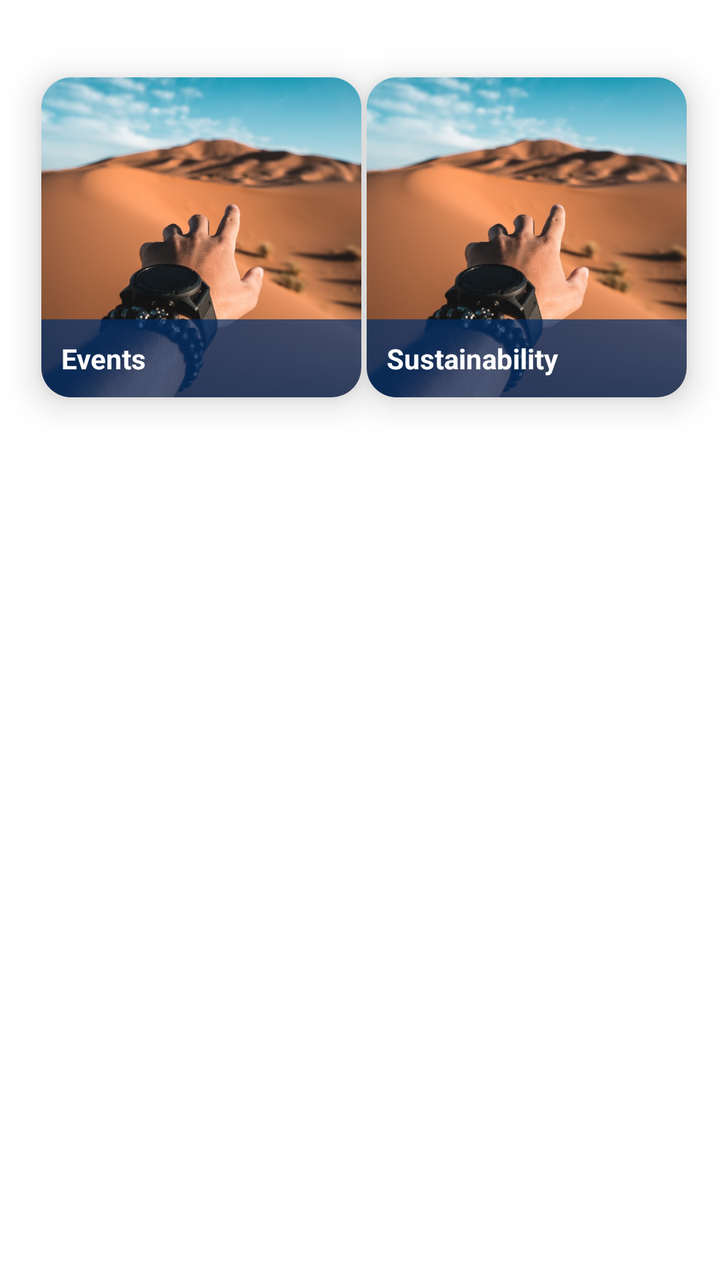
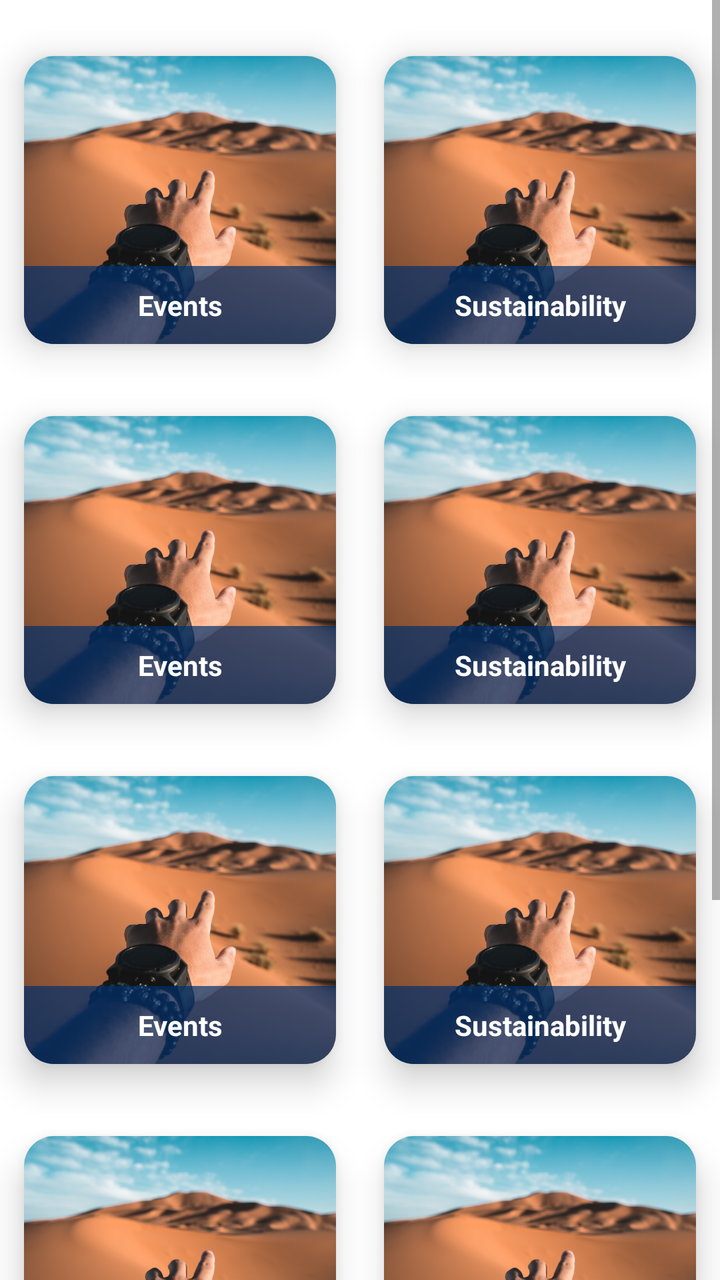

Compare the two renders of this Android layout. The source of the first and the diff that turns it into the second are given below.
<!-- AndroidManifest.xml: application theme Theme.CampusGuidebookTemplate -->
<!-- res/layout/fragment_home.xml -->
<?xml version="1.0" encoding="utf-8"?>
<LinearLayout xmlns:android="http://schemas.android.com/apk/res/android"
    xmlns:app="http://schemas.android.com/apk/res-auto"
    xmlns:tools="http://schemas.android.com/tools"
    android:layout_width="match_parent"
    android:layout_height="match_parent"
    tools:context=".ui.home.HomeFragment">

    <androidx.constraintlayout.widget.ConstraintLayout
        android:layout_width="match_parent"
        android:layout_height="match_parent">

        <androidx.cardview.widget.CardView
            android:id="@+id/cardView6"
            android:layout_width="wrap_content"
            android:layout_height="wrap_content"
            android:layout_marginStart="4dp"
            android:layout_marginTop="16dp"
            app:cardBackgroundColor="@color/white"
            app:cardCornerRadius="15dp"
            app:cardElevation="10dp"
            app:cardMaxElevation="12dp"
            app:cardPreventCornerOverlap="true"
            app:cardUseCompatPadding="true"
            app:layout_constraintStart_toStartOf="parent"
            app:layout_constraintTop_toTopOf="parent">

            <ImageView
                android:layout_width="160dp"
                android:layout_height="160dp"
                android:layout_gravity="center"
                android:scaleType="centerCrop"
                android:src="@drawable/img" />

            <TextView
                android:layout_width="160dp"
                android:layout_height="wrap_content"
                android:layout_gravity="bottom|center_horizontal"
                android:background="#B3002F6C"
                android:padding="10dp"
                android:text="Events"
                android:textColor="@color/white"
                android:textStyle="bold" />
        </androidx.cardview.widget.CardView>

        <androidx.cardview.widget.CardView
            android:id="@+id/cardView5"
            android:layout_width="wrap_content"
            android:layout_height="wrap_content"
            app:cardBackgroundColor="@color/white"
            app:cardCornerRadius="15dp"
            app:cardElevation="10dp"
            app:cardMaxElevation="12dp"
            app:cardPreventCornerOverlap="true"
            app:cardUseCompatPadding="true"
            app:layout_constraintEnd_toEndOf="parent"
            app:layout_constraintHorizontal_bias="1.0"
            app:layout_constraintStart_toEndOf="@+id/cardView6"
            app:layout_constraintTop_toTopOf="@+id/cardView6">

            <ImageView
                android:layout_width="160dp"
                android:layout_height="160dp"
                android:layout_gravity="center"
                android:scaleType="centerCrop"
                android:src="@drawable/img" />

            <TextView
                android:layout_width="160dp"
                android:layout_height="wrap_content"
                android:layout_gravity="bottom|center_horizontal"
                android:background="#B3002F6C"
                android:padding="10dp"
                android:text="Sustainability"
                android:textColor="@color/white"
                android:textStyle="bold" />
        </androidx.cardview.widget.CardView>
    </androidx.constraintlayout.widget.ConstraintLayout>
</LinearLayout>
<!-- resources referenced by this layout -->
<resources>
  <color name="white">#FFFFFFFF</color>
  <!-- drawable img: png bitmap (drawable-v24, 662132 bytes) -->
  <style name="Theme.CampusGuidebookTemplate" parent="Theme.MaterialComponents.DayNight.DarkActionBar">
          
          <item name="colorPrimary">@color/purple_500</item>
          <item name="colorPrimaryVariant">@color/purple_700</item>
          <item name="colorOnPrimary">@color/white</item>
          
          <item name="colorSecondary">@color/teal_200</item>
          <item name="colorSecondaryVariant">@color/teal_700</item>
          <item name="colorOnSecondary">@color/black</item>
          
          <item name="android:statusBarColor" tools:targetApi="l">?attr/colorPrimaryVariant</item>
          
      </style>
  <color name="purple_500">#FF6200EE</color>
  <color name="purple_700">#FF3700B3</color>
  <color name="teal_200">#FF03DAC5</color>
  <color name="teal_700">#FF018786</color>
  <color name="black">#FF000000</color>
</resources>

<!-- the commit's change to res/layout/fragment_home.xml (unified diff, before → after) -->
@@ -1,79 +1,325 @@
 <?xml version="1.0" encoding="utf-8"?>
-<LinearLayout xmlns:android="http://schemas.android.com/apk/res/android"
+<ScrollView xmlns:android="http://schemas.android.com/apk/res/android"
     xmlns:app="http://schemas.android.com/apk/res-auto"
     xmlns:tools="http://schemas.android.com/tools"
     android:layout_width="match_parent"
     android:layout_height="match_parent"
     tools:context=".ui.home.HomeFragment">
 
-    <androidx.constraintlayout.widget.ConstraintLayout
+    <GridLayout
         android:layout_width="match_parent"
-        android:layout_height="match_parent">
+        android:layout_height="wrap_content"
+        android:layout_marginTop="10sp"
+        android:rowCount="2"
+        android:columnCount="2">
+
+        <androidx.cardview.widget.CardView
+            android:id="@+id/cardView1"
+            android:layout_width="160dp"
+            android:layout_height="180dp"
+            android:layout_rowWeight="1"
+            android:layout_columnWeight="1"
+            app:cardCornerRadius="15dp"
+            app:cardElevation="10dp"
+            app:cardMaxElevation="12dp"
+            app:cardPreventCornerOverlap="false"
+            app:cardUseCompatPadding="true">
+
+            <ImageView
+                android:layout_width="wrap_content"
+                android:layout_height="wrap_content"
+                android:layout_gravity="center"
+                android:scaleType="centerCrop"
+                android:src="@drawable/img" />
+
+            <TextView
+                android:layout_width="match_parent"
+                android:layout_height="wrap_content"
+                android:layout_gravity="bottom|center_horizontal"
+                android:background="#B3002F6C"
+                android:padding="10dp"
+                android:text="Events"
+                android:textAlignment="center"
+                android:textColor="@color/white"
+                android:textStyle="bold" />
+        </androidx.cardview.widget.CardView>
+
+        <androidx.cardview.widget.CardView
+            android:id="@+id/cardView2"
+            android:layout_width="160dp"
+            android:layout_height="180dp"
+            android:layout_rowWeight="1"
+            android:layout_columnWeight="1"
+            app:cardCornerRadius="15dp"
+            app:cardElevation="10dp"
+            app:cardMaxElevation="12dp"
+            app:cardPreventCornerOverlap="false"
+            app:cardUseCompatPadding="true">
+
+            <ImageView
+                android:layout_width="wrap_content"
+                android:layout_height="wrap_content"
+                android:layout_gravity="center"
+                android:scaleType="centerCrop"
+                android:src="@drawable/img" />
+
+            <TextView
+                android:layout_width="match_parent"
+                android:layout_height="wrap_content"
+                android:layout_gravity="bottom|center_horizontal"
+                android:background="#B3002F6C"
+                android:padding="10dp"
+                android:text="Sustainability"
+                android:textAlignment="center"
+                android:textColor="@color/white"
+                android:textStyle="bold" />
+        </androidx.cardview.widget.CardView>
+        <androidx.cardview.widget.CardView
+            android:id="@+id/cardView3"
+            android:layout_width="160dp"
+            android:layout_height="180dp"
+            android:layout_rowWeight="1"
+            android:layout_columnWeight="1"
+            app:cardCornerRadius="15dp"
+            app:cardElevation="10dp"
+            app:cardMaxElevation="12dp"
+            app:cardPreventCornerOverlap="false"
+            app:cardUseCompatPadding="true">
+
+            <ImageView
+                android:layout_width="wrap_content"
+                android:layout_height="wrap_content"
+                android:layout_gravity="center"
+                android:scaleType="centerCrop"
+                android:src="@drawable/img" />
+
+            <TextView
+                android:layout_width="match_parent"
+                android:layout_height="wrap_content"
+                android:layout_gravity="bottom|center_horizontal"
+                android:background="#B3002F6C"
+                android:padding="10dp"
+                android:text="Events"
+                android:textAlignment="center"
+                android:textColor="@color/white"
+                android:textStyle="bold" />
+        </androidx.cardview.widget.CardView>
+
+        <androidx.cardview.widget.CardView
+            android:id="@+id/cardView4"
+            android:layout_width="160dp"
+            android:layout_height="180dp"
+            android:layout_rowWeight="1"
+            android:layout_columnWeight="1"
+            app:cardCornerRadius="15dp"
+            app:cardElevation="10dp"
+            app:cardMaxElevation="12dp"
+            app:cardPreventCornerOverlap="false"
+            app:cardUseCompatPadding="true">
+
+            <ImageView
+                android:layout_width="wrap_content"
+                android:layout_height="wrap_content"
+                android:layout_gravity="center"
+                android:scaleType="centerCrop"
+                android:src="@drawable/img" />
+
+            <TextView
+                android:layout_width="match_parent"
+                android:layout_height="wrap_content"
+                android:layout_gravity="bottom|center_horizontal"
+                android:background="#B3002F6C"
+                android:padding="10dp"
+                android:text="Sustainability"
+                android:textAlignment="center"
+                android:textColor="@color/white"
+                android:textStyle="bold" />
+        </androidx.cardview.widget.CardView>
+
+        <androidx.cardview.widget.CardView
+            android:id="@+id/cardView5"
+            android:layout_width="160dp"
+            android:layout_height="180dp"
+            android:layout_rowWeight="1"
+            android:layout_columnWeight="1"
+            app:cardCornerRadius="15dp"
+            app:cardElevation="10dp"
+            app:cardMaxElevation="12dp"
+            app:cardPreventCornerOverlap="false"
+            app:cardUseCompatPadding="true">
+
+            <ImageView
+                android:layout_width="wrap_content"
+                android:layout_height="wrap_content"
+                android:layout_gravity="center"
+                android:scaleType="centerCrop"
+                android:src="@drawable/img" />
+
+            <TextView
+                android:layout_width="match_parent"
+                android:layout_height="wrap_content"
+                android:layout_gravity="bottom|center_horizontal"
+                android:background="#B3002F6C"
+                android:padding="10dp"
+                android:text="Events"
+                android:textAlignment="center"
+                android:textColor="@color/white"
+                android:textStyle="bold" />
+        </androidx.cardview.widget.CardView>
 
         <androidx.cardview.widget.CardView
             android:id="@+id/cardView6"
-            android:layout_width="wrap_content"
-            android:layout_height="wrap_content"
-            android:layout_marginStart="4dp"
-            android:layout_marginTop="16dp"
-            app:cardBackgroundColor="@color/white"
-            app:cardCornerRadius="15dp"
-            app:cardElevation="10dp"
-            app:cardMaxElevation="12dp"
-            app:cardPreventCornerOverlap="true"
-            app:cardUseCompatPadding="true"
-            app:layout_constraintStart_toStartOf="parent"
-            app:layout_constraintTop_toTopOf="parent">
-
-            <ImageView
-                android:layout_width="160dp"
-                android:layout_height="160dp"
-                android:layout_gravity="center"
-                android:scaleType="centerCrop"
-                android:src="@drawable/img" />
-
-            <TextView
-                android:layout_width="160dp"
-                android:layout_height="wrap_content"
-                android:layout_gravity="bottom|center_horizontal"
-                android:background="#B3002F6C"
-                android:padding="10dp"
-                android:text="Events"
-                android:textColor="@color/white"
-                android:textStyle="bold" />
-        </androidx.cardview.widget.CardView>
-
-        <androidx.cardview.widget.CardView
-            android:id="@+id/cardView5"
-            android:layout_width="wrap_content"
-            android:layout_height="wrap_content"
-            app:cardBackgroundColor="@color/white"
-            app:cardCornerRadius="15dp"
-            app:cardElevation="10dp"
-            app:cardMaxElevation="12dp"
-            app:cardPreventCornerOverlap="true"
-            app:cardUseCompatPadding="true"
-            app:layout_constraintEnd_toEndOf="parent"
-            app:layout_constraintHorizontal_bias="1.0"
-            app:layout_constraintStart_toEndOf="@+id/cardView6"
-            app:layout_constraintTop_toTopOf="@+id/cardView6">
-
-            <ImageView
-                android:layout_width="160dp"
-                android:layout_height="160dp"
-                android:layout_gravity="center"
-                android:scaleType="centerCrop"
-                android:src="@drawable/img" />
-
-            <TextView
-                android:layout_width="160dp"
-                android:layout_height="wrap_content"
-                android:layout_gravity="bottom|center_horizontal"
-                android:background="#B3002F6C"
-                android:padding="10dp"
-                android:text="Sustainability"
-                android:textColor="@color/white"
-                android:textStyle="bold" />
-        </androidx.cardview.widget.CardView>
-    </androidx.constraintlayout.widget.ConstraintLayout>
-</LinearLayout>
+            android:layout_width="160dp"
+            android:layout_height="180dp"
+            android:layout_rowWeight="1"
+            android:layout_columnWeight="1"
+            app:cardCornerRadius="15dp"
+            app:cardElevation="10dp"
+            app:cardMaxElevation="12dp"
+            app:cardPreventCornerOverlap="false"
+            app:cardUseCompatPadding="true">
+
+            <ImageView
+                android:layout_width="wrap_content"
+                android:layout_height="wrap_content"
+                android:layout_gravity="center"
+                android:scaleType="centerCrop"
+                android:src="@drawable/img" />
+
+            <TextView
+                android:layout_width="match_parent"
+                android:layout_height="wrap_content"
+                android:layout_gravity="bottom|center_horizontal"
+                android:background="#B3002F6C"
+                android:padding="10dp"
+                android:text="Sustainability"
+                android:textAlignment="center"
+                android:textColor="@color/white"
+                android:textStyle="bold" />
+        </androidx.cardview.widget.CardView>
+        <androidx.cardview.widget.CardView
+            android:id="@+id/cardView7"
+            android:layout_width="160dp"
+            android:layout_height="180dp"
+            android:layout_rowWeight="1"
+            android:layout_columnWeight="1"
+            app:cardCornerRadius="15dp"
+            app:cardElevation="10dp"
+            app:cardMaxElevation="12dp"
+            app:cardPreventCornerOverlap="false"
+            app:cardUseCompatPadding="true">
+
+            <ImageView
+                android:layout_width="wrap_content"
+                android:layout_height="wrap_content"
+                android:layout_gravity="center"
+                android:scaleType="centerCrop"
+                android:src="@drawable/img" />
+
+            <TextView
+                android:layout_width="match_parent"
+                android:layout_height="wrap_content"
+                android:layout_gravity="bottom|center_horizontal"
+                android:background="#B3002F6C"
+                android:padding="10dp"
+                android:text="Events"
+                android:textAlignment="center"
+                android:textColor="@color/white"
+                android:textStyle="bold" />
+        </androidx.cardview.widget.CardView>
+
+        <androidx.cardview.widget.CardView
+            android:id="@+id/cardView8"
+            android:layout_width="160dp"
+            android:layout_height="180dp"
+            android:layout_rowWeight="1"
+            android:layout_columnWeight="1"
+            app:cardCornerRadius="15dp"
+            app:cardElevation="10dp"
+            app:cardMaxElevation="12dp"
+            app:cardPreventCornerOverlap="false"
+            app:cardUseCompatPadding="true">
+
+            <ImageView
+                android:layout_width="wrap_content"
+                android:layout_height="wrap_content"
+                android:layout_gravity="center"
+                android:scaleType="centerCrop"
+                android:src="@drawable/img" />
+
+            <TextView
+                android:layout_width="match_parent"
+                android:layout_height="wrap_content"
+                android:layout_gravity="bottom|center_horizontal"
+                android:background="#B3002F6C"
+                android:padding="10dp"
+                android:text="Sustainability"
+                android:textAlignment="center"
+                android:textColor="@color/white"
+                android:textStyle="bold" />
+        </androidx.cardview.widget.CardView>
+        <androidx.cardview.widget.CardView
+            android:id="@+id/cardView9"
+            android:layout_width="160dp"
+            android:layout_height="180dp"
+            android:layout_rowWeight="1"
+            android:layout_columnWeight="1"
+            app:cardCornerRadius="15dp"
+            app:cardElevation="10dp"
+            app:cardMaxElevation="12dp"
+            app:cardPreventCornerOverlap="false"
+            app:cardUseCompatPadding="true">
+
+            <ImageView
+                android:layout_width="wrap_content"
+                android:layout_height="wrap_content"
+                android:layout_gravity="center"
+                android:scaleType="centerCrop"
+                android:src="@drawable/img" />
+
+            <TextView
+                android:layout_width="match_parent"
+                android:layout_height="wrap_content"
+                android:layout_gravity="bottom|center_horizontal"
+                android:background="#B3002F6C"
+                android:padding="10dp"
+                android:text="Events"
+                android:textAlignment="center"
+                android:textColor="@color/white"
+                android:textStyle="bold" />
+        </androidx.cardview.widget.CardView>
+
+        <androidx.cardview.widget.CardView
+            android:id="@+id/cardView10"
+            android:layout_width="160dp"
+            android:layout_height="180dp"
+            android:layout_rowWeight="1"
+            android:layout_columnWeight="1"
+            app:cardCornerRadius="15dp"
+            app:cardElevation="10dp"
+            app:cardMaxElevation="12dp"
+            app:cardPreventCornerOverlap="false"
+            app:cardUseCompatPadding="true">
+
+            <ImageView
+                android:layout_width="wrap_content"
+                android:layout_height="wrap_content"
+                android:layout_gravity="center"
+                android:scaleType="centerCrop"
+                android:src="@drawable/img" />
+
+            <TextView
+                android:layout_width="match_parent"
+                android:layout_height="wrap_content"
+                android:layout_gravity="bottom|center_horizontal"
+                android:background="#B3002F6C"
+                android:padding="10dp"
+                android:text="Sustainability"
+                android:textAlignment="center"
+                android:textColor="@color/white"
+                android:textStyle="bold" />
+        </androidx.cardview.widget.CardView>
+
+
+    </GridLayout>
+</ScrollView>
